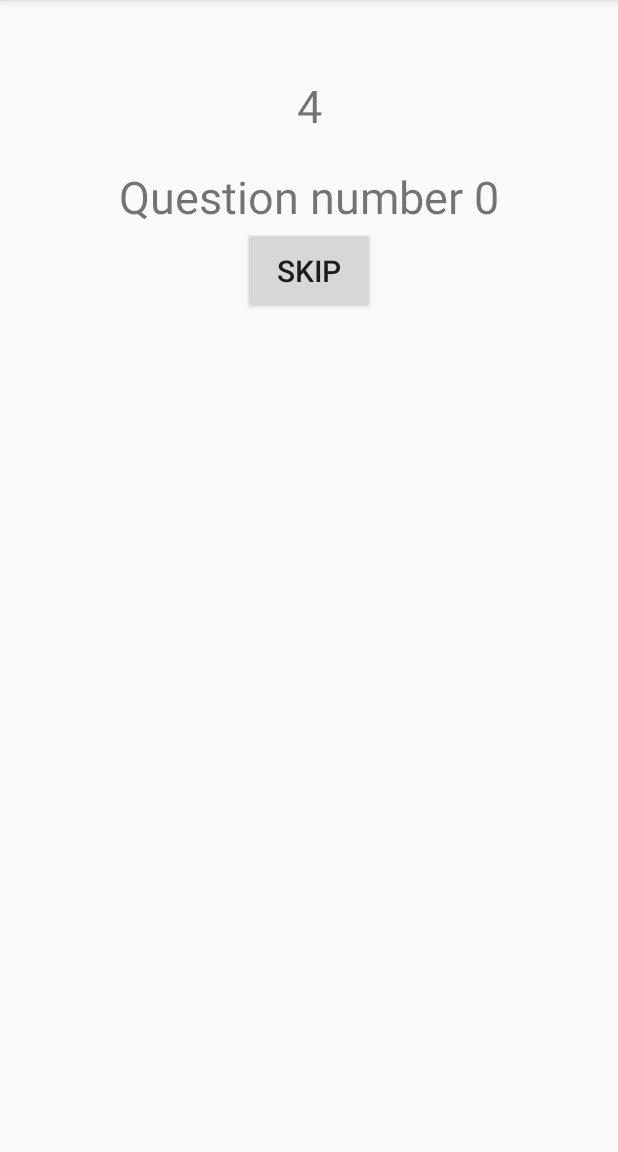
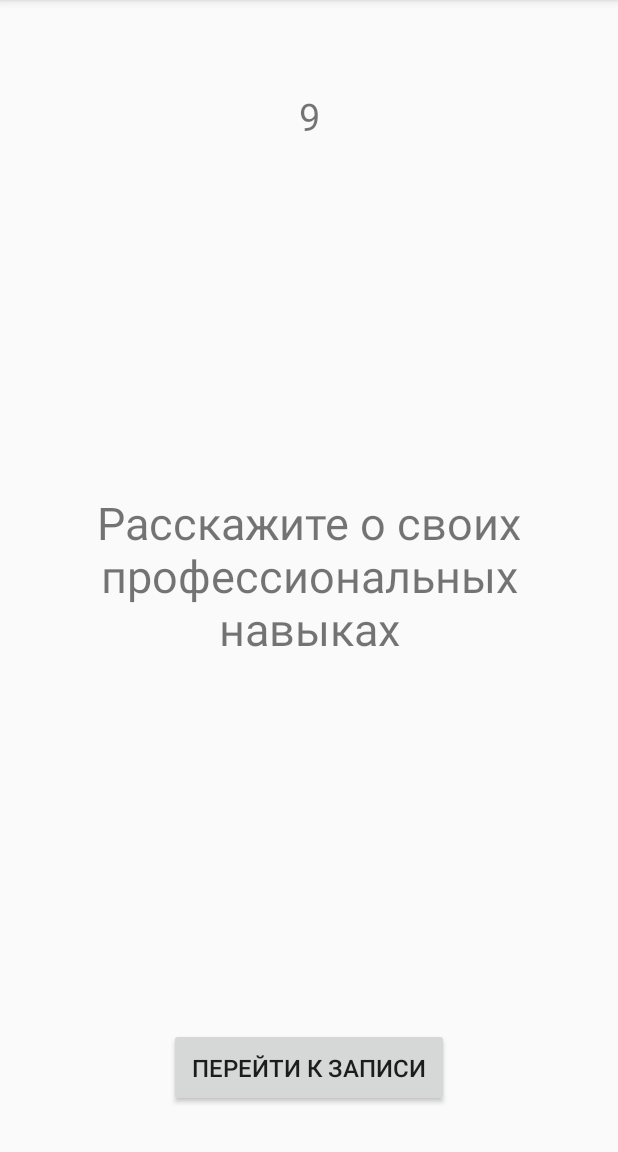
Before and after one commit to fleur101/VideoInterviewApp, an Android app: the fragment QuestionFragment placed in its activity, on a phone screen of 412 x 824 dp, the part 84-1236 px from its top. Run offline under Robolectric (Android 15) with nearby library versions, the phone set to English and light mode, and no system bars.

Commit message:
alisher's commit - design improved

```diff
--- a/app/src/main/java/com/mirka/app/naimi/MainActivity.java
+++ b/app/src/main/java/com/mirka/app/naimi/MainActivity.java
@@ -20,8 +20,6 @@ public class MainActivity extends AppCompatActivity {
         // comment commit
         mWelcomeMessageTextView = (TextView) findViewById(R.id.tv_welcome_message);
         mInterviewButton = (Button) findViewById(R.id.btn_start_interview);
-
-        mWelcomeMessageTextView.setText(R.string.welcome_message);
     }
 
     public void onInterviewButtonClick(View view) {
--- a/app/src/main/java/com/mirka/app/naimi/TestActivity.java
+++ b/app/src/main/java/com/mirka/app/naimi/TestActivity.java
@@ -30,6 +30,7 @@ public class TestActivity extends AppCompatActivity {
     private static final String TAG = "TEST_ACTIVITY_TAG";
     static final int REQUEST_VIDEO_CAPTURE = 1;
     private int frontCameraId;
+    public static int questionNum=0;
 
     public CameraFragment cameraFragment;
     public QuestionFragment questionFragment;
@@ -45,6 +46,14 @@ public class TestActivity extends AppCompatActivity {
 
         ensurePermission();
         fillQuestions();
+    }
+
+    public static void increaseQuestionNum(){
+        questionNum++;
+    }
+
+    public static int getQuestionNum(){
+        return questionNum;
     }
 
     /** Check if this device has a camera */
@@ -93,11 +102,14 @@ public class TestActivity extends AppCompatActivity {
     private void fillQuestions() {
         // filling questions list
         mQuestionList = new ArrayList<>();
-        for (int i = 0; i < 5; i++) mQuestionList.add("Question number " + i);
+        mQuestionList.add("Расскажите вкратце о себе");
+        mQuestionList.add("Расскажите о своих профессиональных навыках");
+        mQuestionList.add("Каков ваш опыт работы в данной сфере?");
+        mQuestionList.add("Каковые ваши недостатки и достоинства?");
+        mQuestionList.add("Почему Вы выбрали эту площадку?");
     }
 
     public void launchFragment() {
-        Toast.makeText(this, "HEY THERE", Toast.LENGTH_LONG).show();
         FragmentManager fragmentManager = getFragmentManager();
         FragmentTransaction transaction = fragmentManager.beginTransaction();
 //        transaction.add(R.id.frame_camera, cameraFragment, CameraFragment.TAG);
--- a/app/src/main/java/com/mirka/app/naimi/fragments/CameraFragment.java
+++ b/app/src/main/java/com/mirka/app/naimi/fragments/CameraFragment.java
@@ -40,14 +40,15 @@ public class CameraFragment extends Fragment {
     public static final String TAG = "CAMERA_FRAGMENT_TAG";
     public static final int MY_PERMISSIONS_REQUEST_CAMERA = 7;
 
+    public static final int PREPARATION_TIME = 5 * 1000;
+    public static final int RECORDING_TIME = 2 * 60 * 1000;
 
     private int frontCameraId;
     private Camera mCamera;
     private CameraPreview mPreview;
     private FrameLayout preview;
-    private TextView mTimerTextView;
-
-    private Button mStopRecordingButton;
+    private TextView mPreviewTimerTextView;
+    private TextView mRecordTimerTextView;
     private MediaRecorder mMediaRecorder;
     private boolean isRecording = false;
 
@@ -69,24 +70,27 @@ public class CameraFragment extends Fragment {
         final View view = inflater.inflate(R.layout.fragment_camera, container, false);
         Log.e(TAG, "onCreateView: got into camera fragment");
         preview = (FrameLayout) view.findViewById(R.id.camera_preview);
-        mTimerTextView = (TextView)view.findViewById(R.id.tv_camera_timer_text);
-        mStopRecordingButton = (Button)view.findViewById(R.id.btn_camera_fragment);
+        mPreviewTimerTextView = (TextView)view.findViewById(R.id.tv_preview_timer);
+        mRecordTimerTextView = (TextView)view.findViewById(R.id.tv_record_timer);
+        Button mStopRecordingButton = (Button) view.findViewById(R.id.btn_camera_fragment);
         launchCameraPreview();
         parentActivity = ((TestActivity)getActivity());
-        timer = new CountDownTimer(5000, 1000) {
+        timer = new CountDownTimer(PREPARATION_TIME, 1000) {
             @Override
             public void onTick(long millisUntilFinished) {
-                mTimerTextView.setText(String.valueOf(millisUntilFinished/1000));
+                mPreviewTimerTextView.setText(String.valueOf(millisUntilFinished/1000));
             }
 
             @Override
             public void onFinish() {
                 Log.e(TAG, "onFinish: finished preview");
                 recordVideo("interview");
-                timer = new CountDownTimer(5000, 1000) {
+                timer = new CountDownTimer(RECORDING_TIME, 1000) {
                     @Override
                     public void onTick(long millisUntilFinished) {
-                        mTimerTextView.setText(String.valueOf(millisUntilFinished/1000));
+                        mPreviewTimerTextView.setVisibility(View.GONE);
+                        mRecordTimerTextView.setText(String.valueOf(millisUntilFinished/1000));
+                        mRecordTimerTextView.setVisibility(View.VISIBLE);
                     }
 
                     @Override
@@ -113,6 +117,7 @@ public class CameraFragment extends Fragment {
     }
     public void startQuestion(){
         Log.e(TAG, "startQuestion: started question fragment");
+
         FragmentManager fragmentManager = getFragmentManager();
         fragmentManager.popBackStack();
         FragmentTransaction transaction = fragmentManager.beginTransaction();
@@ -120,6 +125,7 @@ public class CameraFragment extends Fragment {
         //transaction.replace(id, fragment, tag);
         transaction.replace(R.id.fragment_container, new QuestionFragment(), QuestionFragment.TAG);
         transaction.commit();
+
         //replaceFragment(R.id.fragment_container, new QuestionFragment(), QuestionFragment.TAG);
     }
     private void launchCameraPreview() {
@@ -159,6 +165,7 @@ public class CameraFragment extends Fragment {
 
     private boolean prepareVideoRecorder(String videoname) {
         mMediaRecorder = new MediaRecorder();
+        mMediaRecorder.setOrientationHint(270);
         mCamera.unlock();
         mMediaRecorder.setCamera(mCamera);
 
@@ -256,8 +263,7 @@ public class CameraFragment extends Fragment {
 
         // Create a media file name
         File mediaFile;
-        mediaFile = new File(mediaStorageDir.getPath() + File.separator +
-                "VID_" + videoname + ".mp4");
+        mediaFile = new File(mediaStorageDir.getPath() + File.separator + videoname + ".mp4");
         return mediaFile;
     }
 
--- a/app/src/main/java/com/mirka/app/naimi/fragments/QuestionFragment.java
+++ b/app/src/main/java/com/mirka/app/naimi/fragments/QuestionFragment.java
@@ -12,6 +12,8 @@ import android.view.LayoutInflater;
 import android.view.View;
 import android.view.ViewGroup;
 import android.widget.Button;
+import android.widget.LinearLayout;
+import android.widget.RelativeLayout;
 import android.widget.TextView;
 
 import com.mirka.app.naimi.R;
@@ -23,7 +25,9 @@ public class QuestionFragment extends Fragment {
 
     public static final String TAG = "QUESTION_FRAGMENT_TAG";
     private TextView mTimerTextView;
-
+    private TextView mFinishInterviewTextView;
+    private RelativeLayout mQuestionRelativeLayout;
+    public static final int QUESTION_TIME = 10 * 1000;
     TestActivity parentActivity;
     CountDownTimer timer;
 
@@ -42,14 +46,22 @@ public class QuestionFragment extends Fragment {
         final View view = inflater.inflate(R.layout.fragment_question, container, false);
         Log.e(TAG, "onCreateView: got into question fragment");
 
+        mQuestionRelativeLayout = (RelativeLayout) view.findViewById(R.id.rl_question);
+        mFinishInterviewTextView = (TextView) view.findViewById(R.id.tv_end_interview);
         TextView mQuestionTextView = (TextView) view.findViewById(R.id.tv_question_text);
         mTimerTextView = (TextView) view.findViewById(R.id.tv_timer_text);
         Button mSkipQuestionButton = (Button) view.findViewById(R.id.btn_question_fragment);
         parentActivity = ((TestActivity)getActivity());
-        timer = new CountDownTimer(5000, 1000) {
+        if (TestActivity.getQuestionNum() == 5) {
+            mQuestionRelativeLayout.setVisibility(View.GONE);
+            mFinishInterviewTextView.setVisibility(View.VISIBLE);
+        } else {
+            mQuestionTextView.setText(TestActivity.mQuestionList.get(TestActivity.getQuestionNum()));
+            TestActivity.increaseQuestionNum();
+            timer = new CountDownTimer(10000, 1000) {
                 @Override
                 public void onTick(long millisUntilFinished) {
-                mTimerTextView.setText(String.valueOf(millisUntilFinished/1000));
+                    mTimerTextView.setText(String.valueOf(millisUntilFinished / 1000));
                 }
 
                 @Override
@@ -60,18 +72,16 @@ public class QuestionFragment extends Fragment {
                 }
             }.start();
 
-        mSkipQuestionButton.setOnClickListener(new View.OnClickListener()
-        {
+            mSkipQuestionButton.setOnClickListener(new View.OnClickListener() {
                 @Override
-            public void onClick(View v)
-            {
+                public void onClick(View v) {
                     timer.cancel();
                     // ((TestActivity)getActivity()).startVideo();
                     startVideo();
                 }
             });
-        mQuestionTextView.setText(TestActivity.mQuestionList.get(0));
 
+        }
         return view;
     }
     public void startVideo(){
--- a/app/src/main/res/layout/fragment_question.xml
+++ b/app/src/main/res/layout/fragment_question.xml
@@ -1,10 +1,15 @@
 <LinearLayout
     xmlns:android="http://schemas.android.com/apk/res/android"
     xmlns:tools="http://schemas.android.com/tools"
+    android:layout_height="match_parent"
+    android:layout_width="match_parent"
+    android:orientation="vertical"
+    android:layout_margin="30dp">
+    <RelativeLayout
+        android:id="@+id/rl_question"
         android:layout_width="match_parent"
         android:layout_height="wrap_content"
         android:gravity="center_horizontal"
-    android:orientation="vertical"
         >
 
         <TextView
@@ -12,8 +17,8 @@
             android:layout_width="match_parent"
             android:layout_height="wrap_content"
             android:gravity="center"
-        android:textSize="30sp"
-        android:layout_marginTop="30dp"
+            android:textSize="25sp"
+            android:layout_marginTop="10dp"
             android:padding="20dp"
             tools:text="0"
             />
@@ -23,15 +28,31 @@
             android:layout_width="match_parent"
             android:layout_height="wrap_content"
             android:gravity="center"
+            android:layout_centerVertical="true"
             android:textSize="30sp"
             tools:text="Question 1"
+            android:layout_below="@+id/tv_timer_text"
             />
         <Button
             android:id="@+id/btn_question_fragment"
             android:layout_width="wrap_content"
             android:layout_height="wrap_content"
             android:padding="15dp"
+            android:textSize="16sp"
+            android:text="@string/start_recording"
+            android:layout_margin="30dp"
+            android:layout_alignParentBottom="true"
+            android:layout_centerHorizontal="true" />
+
+    </RelativeLayout>
+
+    <TextView
+        android:id="@+id/tv_end_interview"
+        android:layout_width="match_parent"
+        android:layout_height="match_parent"
+        android:text="@string/finish_interview"
         android:textSize="20sp"
-        android:text="Skip"/>
-
+        android:gravity="center"
+        android:visibility="gone"
+        />
 </LinearLayout>
```
Also changed, not shown: app/src/main/res/layout/activity_main.xml (+22 -3 lines), app/src/main/res/layout/fragment_camera.xml (+37 -15 lines), app/src/main/res/values/strings.xml (+17 -1 lines). Lines whose indentation alone changed are shown as unchanged.
